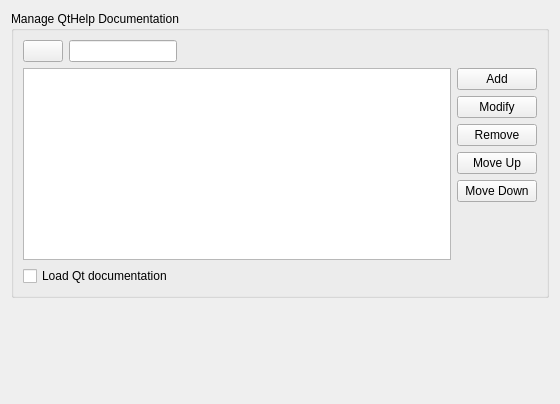
Above: documentation/qthelp/qthelpconfig.ui from KDE/kdevelop before the change. Below: the same form after it.
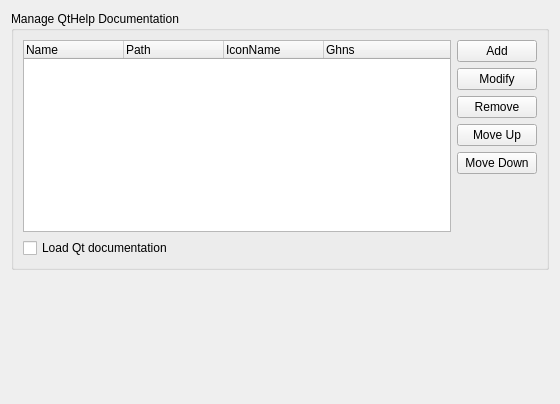
That is the form after the change. Custom widgets are drawn as their Qt base class.

Commit message:
QtHelp: Add a separate dialog for editing/adding
Usability++

```diff
--- a/documentation/qthelp/qthelpconfig.ui
+++ b/documentation/qthelp/qthelpconfig.ui
@@ -20,58 +20,6 @@
       <string>Manage QtHelp Documentation</string>
      </property>
      <layout class="QVBoxLayout" name="verticalLayout_3">
-      <item>
-       <layout class="QHBoxLayout" name="horizontalLayout_3">
-        <item>
-         <widget class="KIconButton" name="qchIcon">
-          <property name="toolTip">
-           <string>Select an icon</string>
-          </property>
-          <property name="iconSize">
-           <number>16</number>
-          </property>
-          <property name="strictIconSize">
-           <bool>true</bool>
-          </property>
-         </widget>
-        </item>
-        <item>
-         <widget class="KLineEdit" name="qchName">
-          <property name="sizePolicy">
-           <sizepolicy hsizetype="Preferred" vsizetype="Fixed">
-            <horstretch>0</horstretch>
-            <verstretch>0</verstretch>
-           </sizepolicy>
-          </property>
-          <property name="toolTip">
-           <string>Select a name</string>
-          </property>
-          <property name="clickMessage">
-           <string>Select a name</string>
-          </property>
-         </widget>
-        </item>
-        <item>
-         <widget class="KUrlRequester" name="qchRequester">
-          <property name="sizePolicy">
-           <sizepolicy hsizetype="Expanding" vsizetype="Preferred">
-            <horstretch>0</horstretch>
-            <verstretch>0</verstretch>
-           </sizepolicy>
-          </property>
-          <property name="toolTip">
-           <string>Select a QtHelp file...</string>
-          </property>
-          <property name="filter">
-           <string notr="true">*.qch|Qt Compressed Help (.qch)</string>
-          </property>
-          <property name="clickMessage">
-           <string>Select a QtHelp file...</string>
-          </property>
-         </widget>
-        </item>
-       </layout>
-      </item>
       <item>
        <layout class="QHBoxLayout" name="horizontalLayout_2">
         <item>
@@ -79,6 +27,9 @@
           <property name="editTriggers">
            <set>QAbstractItemView::NoEditTriggers</set>
           </property>
+          <property name="rootIsDecorated">
+           <bool>false</bool>
+          </property>
           <property name="wordWrap">
            <bool>false</bool>
           </property>
@@ -86,7 +37,7 @@
            <bool>false</bool>
           </property>
           <attribute name="headerVisible">
-           <bool>false</bool>
+           <bool>true</bool>
           </attribute>
           <column>
            <property name="text">
@@ -190,26 +141,11 @@
   </layout>
  </widget>
  <customwidgets>
-  <customwidget>
-   <class>KIconButton</class>
-   <extends>QPushButton</extends>
-   <header>kicondialog.h</header>
-  </customwidget>
-  <customwidget>
-   <class>KLineEdit</class>
-   <extends>QLineEdit</extends>
-   <header>klineedit.h</header>
-  </customwidget>
   <customwidget>
    <class>KPushButton</class>
    <extends>QPushButton</extends>
    <header>kpushbutton.h</header>
   </customwidget>
-  <customwidget>
-   <class>KUrlRequester</class>
-   <extends>QFrame</extends>
-   <header>kurlrequester.h</header>
-  </customwidget>
  </customwidgets>
  <resources/>
  <connections/>
```
Left out of the diff: 4 changed lines with no effect on the pictures. The commit also changes 4 other files.
